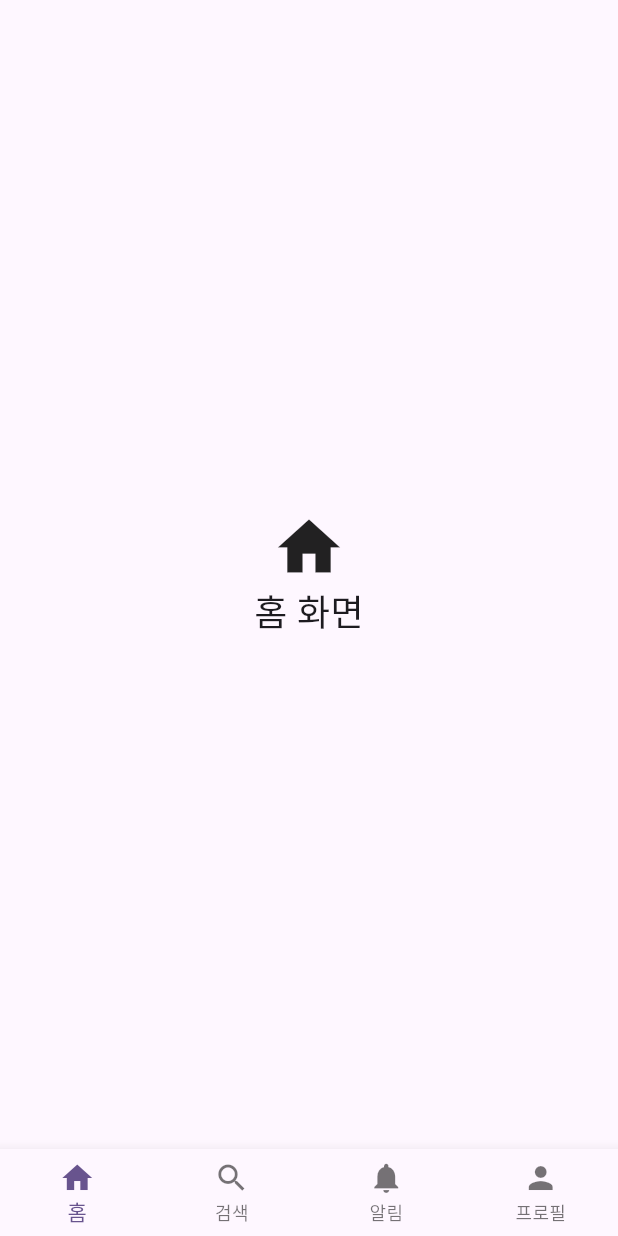
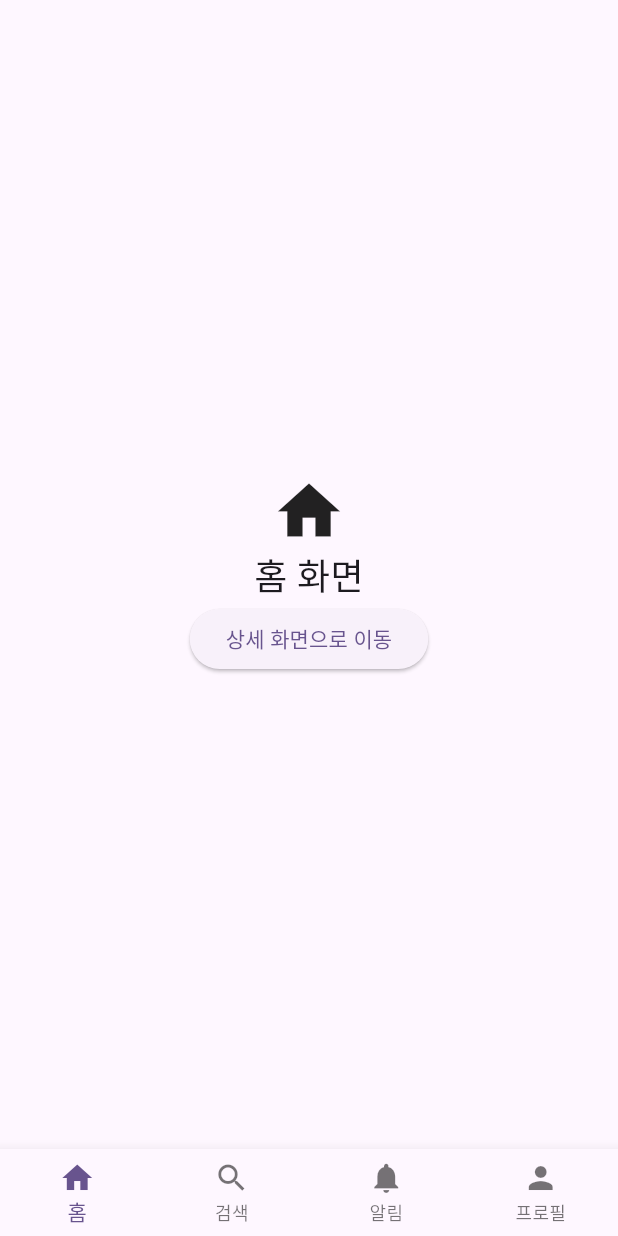
Before and after one commit to BeeChang/practice_flutter, a Flutter app: the screen it shows after launch, on a phone screen of 412 x 824 dp. Run offline on Flutter 3.47's test engine with Material 3 defaults, Android fonts, the phone set to English and light mode, and no system bars; our stand-ins replace flutter_svg; generated files the repository leaves out were written again.

Commit message:
기본적인 화면 및 데이터 전달

```diff
--- a/lib/main.dart
+++ b/lib/main.dart
@@ -1,4 +1,5 @@
 import 'package:flutter/material.dart';
+import 'package:practice_flutter/ui/DetailScreen.dart';
 import 'package:practice_flutter/ui/MainScreen.dart';
 import 'package:practice_flutter/ui_component/colors.dart';
 import 'package:flutter_localizations/flutter_localizations.dart';
@@ -26,6 +27,11 @@ class MyApp extends StatelessWidget {
         colorScheme: ColorScheme.fromSeed(seedColor: Colors.deepPurple),
         useMaterial3: true,
       ),
+      routes: {
+        '/main': (context) => const MainScreen(),  // '/'대신 '/main' 사용
+        '/detail': (context) => const DetailScreen(),
+      },
+      initialRoute: '/main',  // 초기 라우트 설정
       home: const MainScreen(),
     );
   }
--- a/lib/ui/HomeScreen.dart
+++ b/lib/ui/HomeScreen.dart
@@ -1,16 +1,31 @@
 import 'package:flutter/material.dart';
+
+import 'DetailScreen.dart';
 
 class HomeScreen extends StatelessWidget {
   const HomeScreen({super.key});
 
   @override
   Widget build(BuildContext context) {
-    return const Center(
+    return Center(
       child: Column(
         mainAxisAlignment: MainAxisAlignment.center,
         children: [
-          Icon(Icons.home, size: 50),
-          Text('홈 화면', style: TextStyle(fontSize: 24)),
+          const Icon(Icons.home, size: 50),
+          const Text('홈 화면', style: TextStyle(fontSize: 24)),
+          ElevatedButton(
+            onPressed: () {
+              Navigator.pushNamed(
+                context,
+                '/detail',
+                arguments: {
+                  'title': '넘기는 값 타이틀 ',
+                  'id': 123,
+                },
+              );
+            },
+            child: const Text('상세 화면으로 이동'),
+          ),
         ],
       ),
     );
```
Also changed, not shown: lib/ui/DetailScreen.dart (added, +35 -0 lines).
